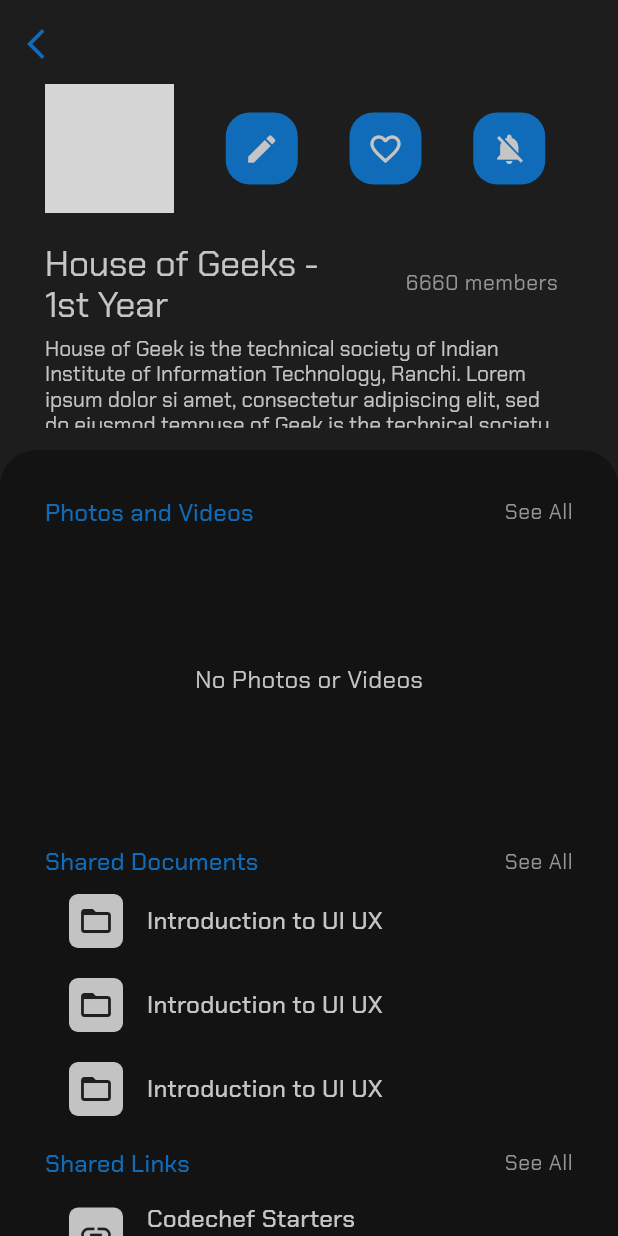
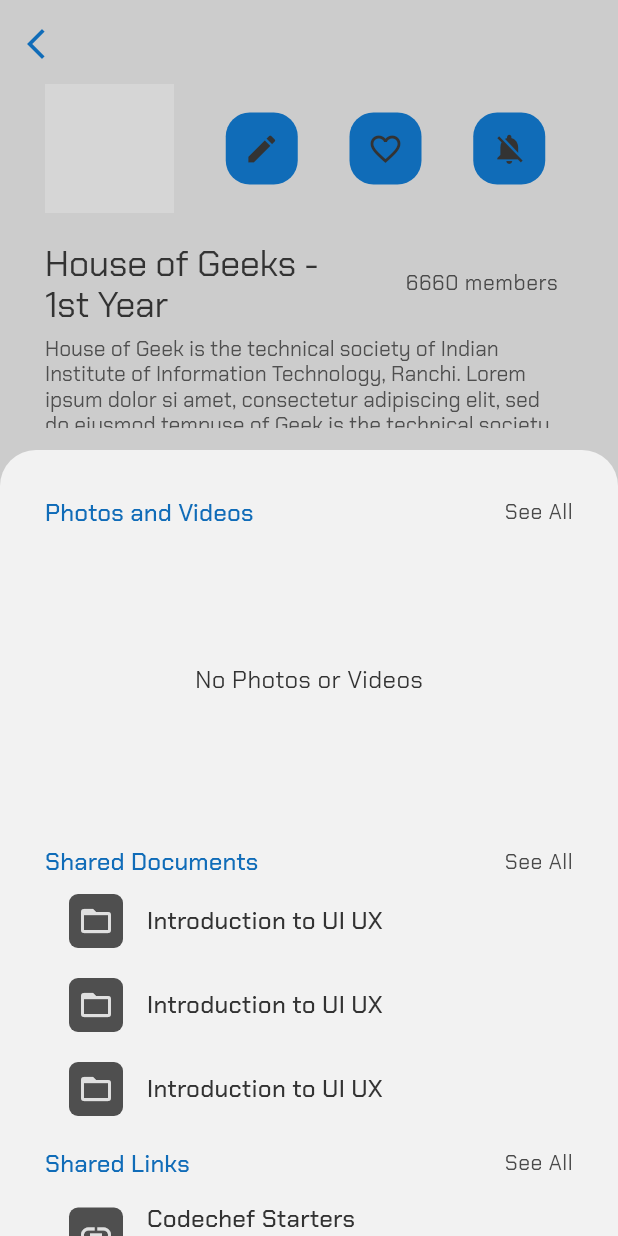
Before and after one commit to i-aman-jha/annonify, a Flutter app: the ChatDetails screen opened directly, on a phone screen of 412 x 824 dp. Run offline on Flutter 3.47's test engine with Material 3 defaults, Android fonts, the phone set to English and light mode, and no system bars; our stand-ins replace flutter_svg, get, google_fonts; grey boxes are pictures that could not be loaded.

Commit message:
added routes and light theme

```diff
--- a/lib/config/Theme/colors.dart
+++ /dev/null
@@ -1,11 +0,0 @@
-import 'package:flutter/material.dart';
-
-class ThemeColors {
-  static const Color primaryColor = Color(0xff1d1d1d);
-  static const Color contentBG = Color(0xff131313);
-  static const Color textHeading = Color(0xffc5c5c5);
-  static const Color textSubHeading = Color(0xff959595);
-  static const Color selectedColor = Color(0xff1f1f1f);
-  static const Color accentColor = Color(0xff106cb8);
-  static const Color secondaryTextColor = Color(0xffc3c3c3);
-}
--- a/lib/config/Theme/dark_theme.dart
+++ /dev/null
@@ -1,105 +0,0 @@
-import 'package:annonify/config/Theme/colors.dart';
-import 'package:flutter/material.dart';
-import 'package:google_fonts/google_fonts.dart';
-
-ThemeData darkTheme = ThemeData(
-  primaryColor: ThemeColors.primaryColor,
-  brightness: Brightness.dark,
-  scaffoldBackgroundColor: ThemeColors.primaryColor,
-  iconTheme: const IconThemeData(color: ThemeColors.textHeading),
-  fontFamily:
-      GoogleFonts.chakraPetch(color: ThemeColors.textHeading).fontFamily,
-  textTheme: const TextTheme(
-    displayLarge: TextStyle(
-      fontSize: 24,
-      color: ThemeColors.textHeading,
-    ),
-    displayMedium: TextStyle(
-      fontSize: 16,
-      color: ThemeColors.textSubHeading,
-    ),
-    displaySmall: TextStyle(
-      fontSize: 14,
-      color: ThemeColors.secondaryTextColor,
-    ),
-    titleLarge: TextStyle(
-      fontSize: 28,
-      color: ThemeColors.accentColor,
-      fontWeight: FontWeight.bold,
-    ),
-    titleMedium: TextStyle(
-      fontSize: 16,
-      color: ThemeColors.textHeading,
-    ),
-    titleSmall: TextStyle(
-      fontSize: 16,
-      color: ThemeColors.accentColor,
-    ),
-    bodyMedium: TextStyle(
-      fontSize: 16,
-      color: ThemeColors.textHeading,
-    ),
-    bodySmall: TextStyle(
-      fontSize: 14,
-      color: ThemeColors.textSubHeading,
-    ),
-  ),
-  appBarTheme: const AppBarTheme(
-    color: ThemeColors.primaryColor,
-    centerTitle: true,
-    titleTextStyle: TextStyle(color: ThemeColors.textHeading),
-  ),
-  listTileTheme: const ListTileThemeData(
-    selectedColor: ThemeColors.selectedColor,
-    selectedTileColor: ThemeColors.selectedColor,
-    titleTextStyle: TextStyle(
-      color: ThemeColors.textHeading,
-      fontSize: 16,
-    ),
-    subtitleTextStyle: TextStyle(
-      color: ThemeColors.textSubHeading,
-      fontSize: 14,
-    ),
-  ),
-  inputDecorationTheme: const InputDecorationTheme(
-    contentPadding: EdgeInsets.symmetric(vertical: 16, horizontal: 8),
-    hintStyle: TextStyle(
-      fontSize: 14,
-      color: ThemeColors.textSubHeading,
-    ),
-    focusedBorder: UnderlineInputBorder(
-      borderSide: BorderSide(color: ThemeColors.textHeading),
-    ),
-    suffixIconColor: ThemeColors.textSubHeading,
-  ),
-  elevatedButtonTheme: ElevatedButtonThemeData(
-    style: ButtonStyle(
-      backgroundColor: const WidgetStatePropertyAll(ThemeColors.accentColor),
-      foregroundColor: const WidgetStatePropertyAll(ThemeColors.primaryColor),
-      textStyle: WidgetStatePropertyAll(TextStyle(
-        fontSize: 16,
-        color: ThemeColors.primaryColor,
-        fontWeight: FontWeight.bold,
-        fontFamily:
-            GoogleFonts.chakraPetch(color: ThemeColors.textHeading).fontFamily,
-      )),
-    ),
-  ),
-  textButtonTheme: TextButtonThemeData(
-    style: ButtonStyle(
-      foregroundColor: const WidgetStatePropertyAll(ThemeColors.accentColor),
-      textStyle: WidgetStatePropertyAll(TextStyle(
-        fontSize: 16,
-        color: ThemeColors.accentColor,
-        fontWeight: FontWeight.w600,
-        fontFamily:
-            GoogleFonts.chakraPetch(color: ThemeColors.textHeading).fontFamily,
-      )),
-    ),
-  ),
-  iconButtonTheme: const IconButtonThemeData(
-    style: ButtonStyle(
-      iconColor: WidgetStatePropertyAll(ThemeColors.accentColor),
-    ),
-  ),
-);
--- /dev/null
+++ b/lib/configs/Theme/colors.dart
@@ -0,0 +1,23 @@
+import 'package:annonify/controller/theme_controller.dart';
+import 'package:flutter/material.dart';
+import 'package:get/get.dart';
+
+class LightThemeColors {
+  static const Color primaryColor = Color(0xff1d1d1d);
+  static const Color contentBG = Color(0xff131313);
+  static const Color textHeading = Color(0xffc5c5c5);
+  static const Color textSubHeading = Color(0xff959595);
+  static const Color highlightColor = Color(0xff1f1f1f);
+  static const Color accentColor = Color(0xff106cb8);
+  static const Color secondaryTextColor = Color(0xffc3c3c3);
+}
+
+class DarkThemeColors {
+  static const Color primaryColor = Color(0xffcccccc);
+  static const Color contentBG = Color(0xfff2f2f2);
+  static const Color textHeading = Color(0xff333333);
+  static const Color textSubHeading = Color(0xff4a4a4a);
+  static const Color highlightColor = Color(0xffe0e0e0);
+  static const Color accentColor = Color(0xff106cb8);
+  static const Color secondaryTextColor = Color(0xff4f4f4f);
+}
--- /dev/null
+++ b/lib/configs/Theme/dark_theme.dart
@@ -0,0 +1,115 @@
+import 'package:annonify/configs/Theme/colors.dart';
+import 'package:flutter/material.dart';
+import 'package:google_fonts/google_fonts.dart';
+
+ThemeData darkTheme = ThemeData(
+  primaryColor: DarkThemeColors.primaryColor,
+  brightness: Brightness.dark,
+  scaffoldBackgroundColor: DarkThemeColors.primaryColor,
+  iconTheme: const IconThemeData(color: DarkThemeColors.textHeading),
+  fontFamily:
+      GoogleFonts.chakraPetch(color: DarkThemeColors.textHeading).fontFamily,
+  textTheme: const TextTheme(
+    displayLarge: TextStyle(
+      fontSize: 24,
+      color: DarkThemeColors.textHeading,
+    ),
+    displayMedium: TextStyle(
+      fontSize: 16,
+      color: DarkThemeColors.textSubHeading,
+    ),
+    displaySmall: TextStyle(
+      fontSize: 14,
+      color: DarkThemeColors.secondaryTextColor,
+    ),
+    titleLarge: TextStyle(
+      fontSize: 28,
+      color: DarkThemeColors.accentColor,
+      fontWeight: FontWeight.bold,
+    ),
+    titleMedium: TextStyle(
+      fontSize: 16,
+      color: DarkThemeColors.textHeading,
+    ),
+    titleSmall: TextStyle(
+      fontSize: 16,
+      color: DarkThemeColors.accentColor,
+    ),
+    bodyMedium: TextStyle(
+      fontSize: 16,
+      color: DarkThemeColors.textHeading,
+    ),
+    bodySmall: TextStyle(
+      fontSize: 14,
+      color: DarkThemeColors.textSubHeading,
+    ),
+  ),
+  appBarTheme: const AppBarTheme(
+    color: DarkThemeColors.primaryColor,
+    centerTitle: true,
+    titleTextStyle: TextStyle(color: DarkThemeColors.textHeading),
+  ),
+  tabBarTheme: const TabBarTheme(
+    labelColor: DarkThemeColors.textHeading,
+    indicatorColor: DarkThemeColors.accentColor,
+    unselectedLabelColor: DarkThemeColors.textSubHeading,
+    labelPadding: EdgeInsets.symmetric(vertical: 14),
+    dividerColor: Colors.transparent,
+  ),
+  listTileTheme: const ListTileThemeData(
+    selectedColor: DarkThemeColors.highlightColor,
+    selectedTileColor: DarkThemeColors.highlightColor,
+    titleTextStyle: TextStyle(
+      color: DarkThemeColors.textHeading,
+      fontSize: 16,
+    ),
+    subtitleTextStyle: TextStyle(
+      color: DarkThemeColors.textSubHeading,
+      fontSize: 14,
+    ),
+  ),
+  inputDecorationTheme: const InputDecorationTheme(
+    contentPadding: EdgeInsets.symmetric(vertical: 16, horizontal: 8),
+    hintStyle: TextStyle(
+      fontSize: 14,
+      color: DarkThemeColors.textSubHeading,
+    ),
+    focusedBorder: UnderlineInputBorder(
+      borderSide: BorderSide(color: DarkThemeColors.textHeading),
+    ),
+    suffixIconColor: DarkThemeColors.textSubHeading,
+  ),
+  elevatedButtonTheme: ElevatedButtonThemeData(
+    style: ButtonStyle(
+      backgroundColor:
+          const WidgetStatePropertyAll(DarkThemeColors.accentColor),
+      foregroundColor:
+          const WidgetStatePropertyAll(DarkThemeColors.primaryColor),
+      textStyle: WidgetStatePropertyAll(TextStyle(
+        fontSize: 16,
+        color: DarkThemeColors.primaryColor,
+        fontWeight: FontWeight.bold,
+        fontFamily: GoogleFonts.chakraPetch(color: DarkThemeColors.textHeading)
+            .fontFamily,
+      )),
+    ),
+  ),
+  textButtonTheme: TextButtonThemeData(
+    style: ButtonStyle(
+      foregroundColor:
+          const WidgetStatePropertyAll(DarkThemeColors.accentColor),
+      textStyle: WidgetStatePropertyAll(TextStyle(
+        fontSize: 16,
+        color: DarkThemeColors.accentColor,
+        fontWeight: FontWeight.w600,
+        fontFamily: GoogleFonts.chakraPetch(color: DarkThemeColors.textHeading)
+            .fontFamily,
+      )),
+    ),
+  ),
+  iconButtonTheme: const IconButtonThemeData(
+    style: ButtonStyle(
+      iconColor: WidgetStatePropertyAll(DarkThemeColors.accentColor),
+    ),
+  ),
+);
--- /dev/null
+++ b/lib/configs/Theme/light_theme.dart
@@ -0,0 +1,115 @@
+import 'package:annonify/configs/Theme/colors.dart';
+import 'package:flutter/material.dart';
+import 'package:google_fonts/google_fonts.dart';
+
+ThemeData lightTheme = ThemeData(
+  primaryColor: LightThemeColors.primaryColor,
+  brightness: Brightness.dark,
+  scaffoldBackgroundColor: LightThemeColors.primaryColor,
+  iconTheme: const IconThemeData(color: LightThemeColors.textHeading),
+  fontFamily:
+      GoogleFonts.chakraPetch(color: LightThemeColors.textHeading).fontFamily,
+  textTheme: const TextTheme(
+    displayLarge: TextStyle(
+      fontSize: 24,
+      color: LightThemeColors.textHeading,
+    ),
+    displayMedium: TextStyle(
+      fontSize: 16,
+      color: LightThemeColors.textSubHeading,
+    ),
+    displaySmall: TextStyle(
+      fontSize: 14,
+      color: LightThemeColors.secondaryTextColor,
+    ),
+    titleLarge: TextStyle(
+      fontSize: 28,
+      color: LightThemeColors.accentColor,
+      fontWeight: FontWeight.bold,
+    ),
+    titleMedium: TextStyle(
+      fontSize: 16,
+      color: LightThemeColors.textHeading,
+    ),
+    titleSmall: TextStyle(
+      fontSize: 16,
+      color: LightThemeColors.accentColor,
+    ),
+    bodyMedium: TextStyle(
+      fontSize: 16,
+      color: LightThemeColors.textHeading,
+    ),
+    bodySmall: TextStyle(
+      fontSize: 14,
+      color: LightThemeColors.textSubHeading,
+    ),
+  ),
+  appBarTheme: const AppBarTheme(
+    color: LightThemeColors.primaryColor,
+    centerTitle: true,
+    titleTextStyle: TextStyle(color: LightThemeColors.textHeading),
+  ),
+  tabBarTheme: const TabBarTheme(
+    labelColor: LightThemeColors.textHeading,
+    indicatorColor: LightThemeColors.accentColor,
+    unselectedLabelColor: LightThemeColors.textSubHeading,
+    labelPadding: EdgeInsets.symmetric(vertical: 14),
+    dividerColor: Colors.transparent,
+  ),
+  listTileTheme: const ListTileThemeData(
+    selectedColor: LightThemeColors.highlightColor,
+    selectedTileColor: LightThemeColors.highlightColor,
+    titleTextStyle: TextStyle(
+      color: LightThemeColors.textHeading,
+      fontSize: 16,
+    ),
+    subtitleTextStyle: TextStyle(
+      color: LightThemeColors.textSubHeading,
+      fontSize: 14,
+    ),
+  ),
+  inputDecorationTheme: const InputDecorationTheme(
+    contentPadding: EdgeInsets.symmetric(vertical: 16, horizontal: 8),
+    hintStyle: TextStyle(
+      fontSize: 14,
+      color: LightThemeColors.textSubHeading,
+    ),
+    focusedBorder: UnderlineInputBorder(
+      borderSide: BorderSide(color: LightThemeColors.textHeading),
+    ),
+    suffixIconColor: LightThemeColors.textSubHeading,
+  ),
+  elevatedButtonTheme: ElevatedButtonThemeData(
+    style: ButtonStyle(
+      backgroundColor:
+          const WidgetStatePropertyAll(LightThemeColors.accentColor),
+      foregroundColor:
+          const WidgetStatePropertyAll(LightThemeColors.primaryColor),
+      textStyle: WidgetStatePropertyAll(TextStyle(
+        fontSize: 16,
+        color: LightThemeColors.primaryColor,
+        fontWeight: FontWeight.bold,
+        fontFamily: GoogleFonts.chakraPetch(color: LightThemeColors.textHeading)
+            .fontFamily,
+      )),
+    ),
+  ),
+  textButtonTheme: TextButtonThemeData(
+    style: ButtonStyle(
+      foregroundColor:
+          const WidgetStatePropertyAll(LightThemeColors.accentColor),
+      textStyle: WidgetStatePropertyAll(TextStyle(
+        fontSize: 16,
+        color: LightThemeColors.accentColor,
+        fontWeight: FontWeight.w600,
+        fontFamily: GoogleFonts.chakraPetch(color: LightThemeColors.textHeading)
+            .fontFamily,
+      )),
+    ),
+  ),
+  iconButtonTheme: const IconButtonThemeData(
+    style: ButtonStyle(
+      iconColor: WidgetStatePropertyAll(LightThemeColors.accentColor),
+    ),
+  ),
+);
--- /dev/null
+++ b/lib/configs/routes/app_router.dart
@@ -0,0 +1,18 @@
+import 'package:annonify/view/Screens/Chat/chat_details.dart';
+import 'package:annonify/view/Screens/Chat/chat_screen.dart';
+import 'package:annonify/view/screens/auth/signIn/sign_in.dart';
+import 'package:annonify/view/screens/auth/signup/sign_up.dart';
+import 'package:annonify/view/screens/auth/signup/widgets/choose_avatar.dart';
+import 'package:annonify/view/screens/home/home.dart';
+import 'package:get/get.dart';
+
+class AppRouter {
+  static final routes = [
+    GetPage(name: "/", page: () => const HomePage()),
+    GetPage(name: "/signup", page: () => const SignUpPage()),
+    GetPage(name: "/signin", page: () => const SignInPage()),
+    GetPage(name: "/chooseAvatar", page: () => const ChooseAvatar()),
+    GetPage(name: "/chat", page: () => const ChatScreen()),
+    GetPage(name: "/chatDetails", page: () => const ChatDetails()),
+  ];
+}
--- /dev/null
+++ b/lib/controller/theme_controller.dart
@@ -0,0 +1,13 @@
+import 'package:flutter/material.dart';
+import 'package:get/get.dart';
+
+class ThemeController extends GetxController {
+  final RxBool isDark = true.obs;
+
+  ThemeMode get themeMode => isDark.value ? ThemeMode.dark : ThemeMode.light;
+
+  void toggleTheme() {
+    isDark.value = !isDark.value;
+    ;
+  }
+}
--- a/lib/view/screens/auth/signup/widgets/choose_avatar.dart
+++ b/lib/view/screens/auth/signup/widgets/choose_avatar.dart
@@ -1,4 +1,4 @@
-import 'package:annonify/config/Theme/colors.dart';
+import 'package:annonify/configs/Theme/colors.dart';
 import 'package:flutter/material.dart';
 import 'package:flutter_svg/flutter_svg.dart';
 
@@ -20,7 +20,7 @@ class ChooseAvatar extends StatelessWidget {
                 style: TextStyle(
                   fontSize: 36,
                   fontWeight: FontWeight.bold,
-                  color: ThemeColors.accentColor,
+                  color: DarkThemeColors.accentColor,
                 ),
               ),
               const SizedBox(height: 30),
--- a/lib/view/screens/chat/chat_details.dart
+++ b/lib/view/screens/chat/chat_details.dart
@@ -1,15 +1,22 @@
-import 'package:annonify/config/Theme/colors.dart';
+import 'package:annonify/configs/Theme/colors.dart';
+import 'package:annonify/controller/theme_controller.dart';
 import 'package:annonify/view/Widgets/ellipsis_text.dart';
 import 'package:annonify/view/screens/chat/widgets/file_tile.dart';
 import 'package:annonify/view/widgets/my_icon_button.dart';
 import 'package:flutter/material.dart';
 import 'package:flutter_svg/flutter_svg.dart';
+import 'package:get/get.dart';
 
 class ChatDetails extends StatelessWidget {
   const ChatDetails({super.key});
 
   @override
   Widget build(BuildContext context) {
+    final ThemeController themeController = Get.find<ThemeController>();
+    Color contentBG = (themeController.isDark.value)
+        ? DarkThemeColors.contentBG
+        : LightThemeColors.contentBG;
+
     return SafeArea(
       child: Scaffold(
         // appBar: _buildAppBar(),
@@ -22,9 +29,9 @@ class ChatDetails extends StatelessWidget {
             SliverToBoxAdapter(
               child: Container(
                 padding: const EdgeInsets.only(top: 30, left: 30, right: 30),
-                decoration: const BoxDecoration(
-                  color: ThemeColors.contentBG,
-                  borderRadius: BorderRadius.only(
+                decoration: BoxDecoration(
+                  color: contentBG,
+                  borderRadius: const BorderRadius.only(
                     topLeft: Radius.circular(24),
                     topRight: Radius.circular(24),
                   ),
--- a/lib/view/screens/chat/widgets/file_tile.dart
+++ b/lib/view/screens/chat/widgets/file_tile.dart
@@ -1,5 +1,7 @@
-import 'package:annonify/config/Theme/colors.dart';
+import 'package:annonify/configs/Theme/colors.dart';
+import 'package:annonify/controller/theme_controller.dart';
 import 'package:flutter/material.dart';
+import 'package:get/get.dart';
 
 class FileTile extends StatelessWidget {
   final String title;
@@ -15,22 +17,30 @@ class FileTile extends StatelessWidget {
 
   @override
   Widget build(BuildContext context) {
+    final ThemeController themeController = Get.find<ThemeController>();
+    Color secondaryTextColor = (themeController.isDark.value)
+        ? DarkThemeColors.secondaryTextColor
+        : LightThemeColors.secondaryTextColor;
+    Color highlightColor = (themeController.isDark.value)
+        ? DarkThemeColors.highlightColor
+        : LightThemeColors.highlightColor;
+
     return ListTile(
       leading: Container(
         height: 36,
         width: 36,
-        decoration: const BoxDecoration(
-          color: ThemeColors.secondaryTextColor,
-          borderRadius: BorderRadius.all(Radius.circular(6)),
+        decoration: BoxDecoration(
+          color: secondaryTextColor,
+          borderRadius: const BorderRadius.all(Radius.circular(6)),
         ),
         child: (link)
-            ? const Icon(
+            ? Icon(
                 Icons.link,
-                color: ThemeColors.selectedColor,
+                color: highlightColor,
               )
-            : const Icon(
+            : Icon(
                 Icons.folder_open,
-                color: ThemeColors.selectedColor,
+                color: highlightColor,
               ),
       ),
       title: Text(
--- a/lib/view/widgets/my_icon_button.dart
+++ b/lib/view/widgets/my_icon_button.dart
@@ -1,5 +1,7 @@
-import 'package:annonify/config/Theme/colors.dart';
+import 'package:annonify/configs/Theme/colors.dart';
+import 'package:annonify/controller/theme_controller.dart';
 import 'package:flutter/material.dart';
+import 'package:get/get.dart';
 
 class MyIconButton extends StatelessWidget {
   final IconData icon;
@@ -13,17 +15,22 @@ class MyIconButton extends StatelessWidget {
 
   @override
   Widget build(BuildContext context) {
+    final ThemeController themeController = Get.find<ThemeController>();
+    Color textHeading = (themeController.isDark.value)
+        ? DarkThemeColors.textHeading
+        : LightThemeColors.textHeading;
+
     return GestureDetector(
       onTap: onTap,
       child: Container(
         height: 48,
         width: 48,
         decoration: BoxDecoration(
-            color: ThemeColors.accentColor,
+            color: DarkThemeColors.accentColor,
             borderRadius: BorderRadius.circular(16)),
         child: Icon(
           icon,
-          color: ThemeColors.textHeading,
+          color: textHeading,
         ),
       ),
     );
```
Also changed, not shown: lib/configs/routes/routes.dart (added, +8 -0 lines), lib/main.dart (+17 -12 lines), lib/view/screens/auth/signIn/widgets/sign_in_form.dart (+8 -3 lines), lib/view/screens/auth/signup/widgets/sign_up_form.dart (+9 -4 lines), lib/view/screens/chat/chat_screen.dart (+25 -13 lines), lib/view/screens/home/all_chats.dart (+11 -4 lines), lib/view/screens/home/home.dart (+17 -9 lines), lib/config/routes/routes.dart (deleted), lib/config/routes/routes_name.dart (deleted).
